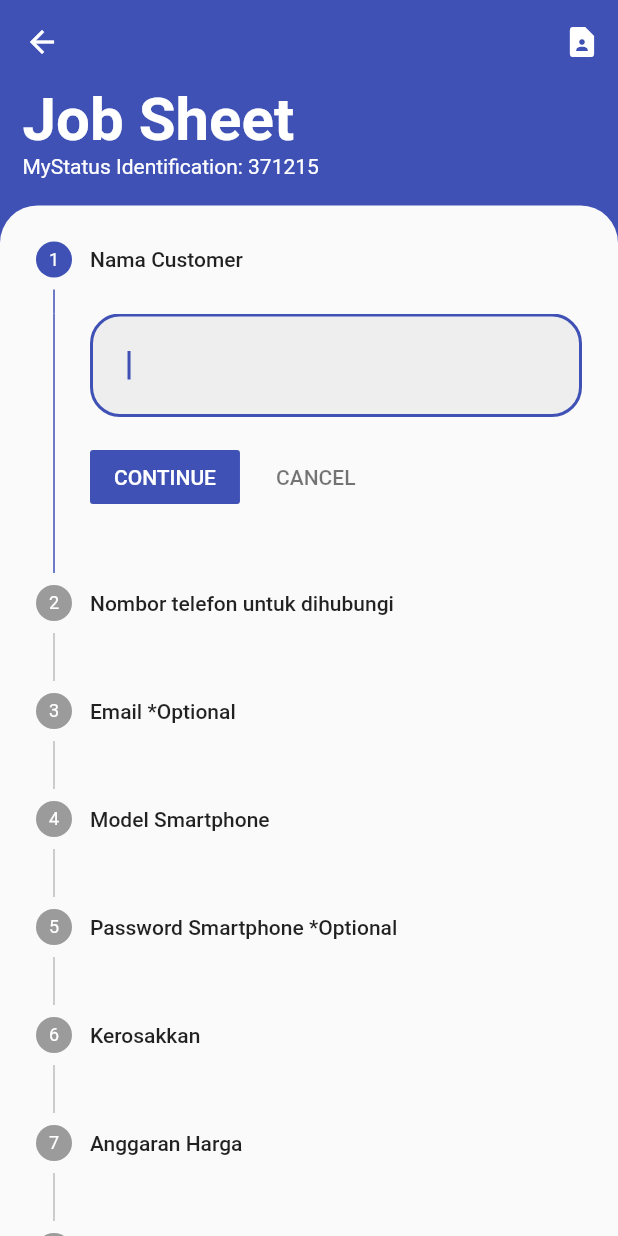
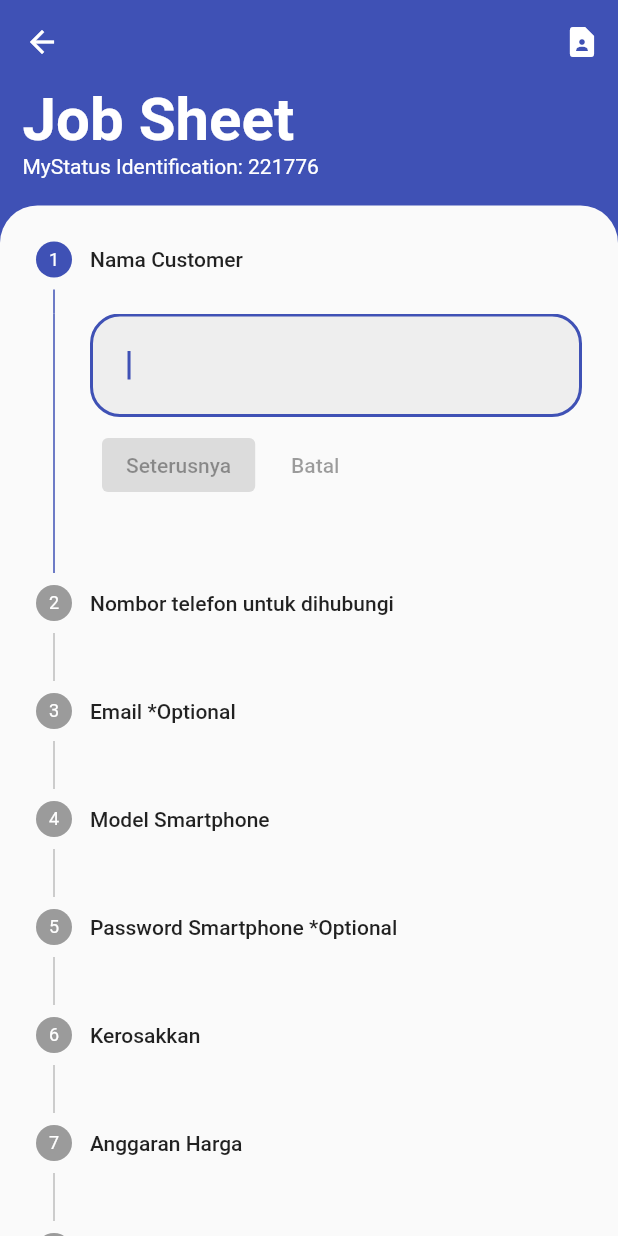
Before and after one commit to TuanPengarah/admin_panel_v2, a Flutter app: the JobsheetView screen opened by its route, after a tap on the "contact page" icon, on a phone screen of 412 x 824 dp. Run offline on Flutter 3.47's test engine with Material 2 defaults, Android fonts, the phone set to English and light mode, and no system bars; our stand-ins replace cloud_firestore, firebase_auth, firebase_core, fl_chart, flutter_native_contact_picker, get and 5 more; missing offline and left inert: esc_pos_bluetooth, esc_pos_utils, flutter_advanced_avatar, flutter_bluetooth_basic; accounts and stored records are empty.

Commit message:
Add BM text on stepper More improvement on Jobsheet controll and UI Fix dark mode theme Initialize contact picker Add generate MySID
Signed-off-by: Akid Fikri Azhar <akidfikriazhar@gmail.com>

```diff
--- a/lib/config/theme_data.dart
+++ b/lib/config/theme_data.dart
@@ -32,6 +32,11 @@ class MyThemes {
     appBarTheme: AppBarTheme(
       brightness: Brightness.dark,
     ),
+    cardTheme: CardTheme(
+      shape: RoundedRectangleBorder(
+        borderRadius: BorderRadius.circular(25),
+      ),
+    ),
     inputDecorationTheme: InputDecorationTheme(
       filled: true,
       fillColor: Colors.grey.shade200,
@@ -51,6 +56,23 @@ class MyThemes {
           width: 2,
         ),
       ),
+      errorBorder: OutlineInputBorder(
+        borderRadius: BorderRadius.circular(20),
+        borderSide: BorderSide(
+          color: Colors.amber.shade900,
+        ),
+      ),
+      focusedErrorBorder: OutlineInputBorder(
+        borderRadius: BorderRadius.circular(20),
+        borderSide: BorderSide(
+          color: Colors.amber.shade900,
+          width: 2,
+        ),
+      ),
+      errorStyle: TextStyle(
+        color: Colors.amber.shade900,
+        fontWeight: FontWeight.bold,
+      ),
     ),
   );
   static ThemeData darkTheme = ThemeData(
@@ -61,9 +83,18 @@ class MyThemes {
     appBarTheme: AppBarTheme(
       brightness: Brightness.dark,
     ),
+    canvasColor: Color(0xff131313),
+    bottomNavigationBarTheme:
+        BottomNavigationBarThemeData(backgroundColor: Color(0xff131313)),
+    cardTheme: CardTheme(
+      color: Colors.grey.shade900,
+      shape: RoundedRectangleBorder(
+        borderRadius: BorderRadius.circular(25),
+      ),
+    ),
     inputDecorationTheme: InputDecorationTheme(
       filled: true,
-      fillColor: Colors.grey.shade800,
+      fillColor: Colors.grey.shade900,
       contentPadding: EdgeInsets.symmetric(vertical: 25, horizontal: 25),
       border: OutlineInputBorder(
         borderRadius: BorderRadius.circular(20),
@@ -80,6 +111,23 @@ class MyThemes {
           width: 2,
         ),
       ),
+      errorBorder: OutlineInputBorder(
+        borderRadius: BorderRadius.circular(20),
+        borderSide: BorderSide(
+          color: Colors.amber.shade900,
+        ),
+      ),
+      focusedErrorBorder: OutlineInputBorder(
+        borderRadius: BorderRadius.circular(20),
+        borderSide: BorderSide(
+          color: Colors.amber.shade900,
+          width: 2,
+        ),
+      ),
+      errorStyle: TextStyle(
+        color: Colors.amber.shade900,
+        fontWeight: FontWeight.bold,
+      ),
     ),
   );
 }
--- a/lib/home/page/customer_page.dart
+++ b/lib/home/page/customer_page.dart
@@ -19,6 +19,7 @@ class CustomerPage extends StatelessWidget {
                   controller: _customerController.searchController,
                   autofocus: true,
                   style: TextStyle(color: Colors.white),
+                  textInputAction: TextInputAction.search,
                   cursorColor: Colors.white,
                   onChanged: (text) => _customerController.getCustomerDetails(),
                   decoration: InputDecoration(
--- a/lib/jobsheet/controller/jobsheet_controller.dart
+++ b/lib/jobsheet/controller/jobsheet_controller.dart
@@ -1,6 +1,9 @@
+import 'dart:math';
 import 'package:admin_panel/config/haptic_feedback.dart';
 import 'package:flutter/material.dart';
+import 'package:flutter_native_contact_picker/flutter_native_contact_picker.dart';
 import 'package:get/get.dart';
+import 'package:flutter/foundation.dart' show kIsWeb;
 
 class JobsheetController extends GetxController {
   final namaCust = TextEditingController();
@@ -12,24 +15,113 @@ class JobsheetController extends GetxController {
   final harga = TextEditingController();
   final remarks = TextEditingController();
 
+  final FlutterContactPicker _contactPicker = new FlutterContactPicker();
+
+  var errNama = false.obs;
+  var errNoPhone = false.obs;
+  var errModel = false.obs;
+  var errKerosakkan = false.obs;
+  var errPrice = false.obs;
+
   var currentSteps = 0.obs;
+
+  var mySID = ''.obs;
+
+  @override
+  void onInit() {
+    generateMySID();
+    super.onInit();
+  }
+
+  Future<bool> exitJobSheet() async {
+    bool result = false;
+    if (namaCust.text.isNotEmpty) {
+      await Get.dialog(
+        AlertDialog(
+          title: Text('Anda pasti untuk keluar?'),
+          content: Text(
+              'Segala maklumat yang telah anda masukkan di Jobsheet ini akan di padam!'),
+          actions: [
+            TextButton(
+              onPressed: () {
+                result = false;
+                Get.back();
+              },
+              child: Text('Batal'),
+            ),
+            TextButton(
+              onPressed: () {
+                result = true;
+                Get.back();
+              },
+              child: Text(
+                'Keluar',
+                style: TextStyle(
+                  color: Colors.red,
+                ),
+              ),
+            ),
+          ],
+        ),
+      );
+    } else {
+      result = true;
+    }
+    return result;
+  }
+
+  void generateMySID() {
+    var random = Random();
+    String converter = random.nextInt(999999).toString().padLeft(6, '0');
+    mySID.value = converter;
+  }
 
   void nextStep() {
     Haptic.feedbackClick();
     if (currentSteps.value == 0) {
-      currentSteps.value++;
+      if (namaCust.text.isEmpty) {
+        Haptic.feedbackError();
+        errNama.value = true;
+      } else {
+        currentSteps.value++;
+        errNama.value = false;
+      }
     } else if (currentSteps.value == 1) {
-      currentSteps.value++;
+      if (noPhone.text.isEmpty) {
+        Haptic.feedbackError();
+        errNoPhone.value = true;
+      } else {
+        currentSteps.value++;
+        errNoPhone.value = false;
+      }
     } else if (currentSteps.value == 2) {
       currentSteps.value++;
     } else if (currentSteps.value == 3) {
-      currentSteps.value++;
+      if (modelPhone.text.isEmpty) {
+        errModel.value = true;
+        Haptic.feedbackError();
+      } else {
+        currentSteps.value++;
+        errModel.value = false;
+      }
     } else if (currentSteps.value == 4) {
       currentSteps.value++;
     } else if (currentSteps.value == 5) {
-      currentSteps.value++;
+      if (kerosakkan.text.isEmpty) {
+        errKerosakkan.value = true;
+        Haptic.feedbackError();
+      } else {
+        currentSteps.value++;
+        errKerosakkan.value = false;
+      }
     } else if (currentSteps.value == 6) {
-      currentSteps.value++;
+      if (harga.text.isEmpty) {
+        Haptic.feedbackError();
+        errPrice.value = true;
+      } else {
+        currentSteps.value++;
+        errPrice.value = false;
+      }
     } else if (currentSteps.value == 7) {
       Get.back();
     }
@@ -40,12 +132,35 @@ class JobsheetController extends GetxController {
     if (currentSteps.value > 0) {
       currentSteps.value = currentSteps.value - 1;
     } else {
-      Get.back();
+      currentSteps.value = 0;
     }
   }
 
   void stepTap(int index) {
-    currentSteps.value = index;
     Get.focusScope.unfocus();
   }
+
+  void selectContact() async {
+    if (kIsWeb) {
+      Get.dialog(
+        AlertDialog(
+          title: Text('Opps kesalahan telah berlaku'),
+          content: Text(
+              'Fungsi ini hanya boleh digunakan pada Android dan iOS sahaja!'),
+          actions: [
+            TextButton(
+              onPressed: () => Get.back(),
+              child: Text('Okayy'),
+            ),
+          ],
+        ),
+      );
+    } else {
+      final contact = await _contactPicker.selectContact();
+      if (contact != null) {
+        namaCust.text = contact.fullName;
+        noPhone.text = contact.phoneNumbers.first;
+      }
+    }
+  }
 }
--- a/lib/jobsheet/view/jobsheet_view.dart
+++ b/lib/jobsheet/view/jobsheet_view.dart
@@ -15,7 +15,9 @@ class JobsheetView extends StatelessWidget {
 
   @override
   Widget build(BuildContext context) {
-    return Scaffold(
+    return WillPopScope(
+      onWillPop: () async => await _jobsheetController.exitJobSheet(),
+      child: Scaffold(
         backgroundColor:
             Get.isDarkMode ? Colors.black : Theme.of(context).primaryColor,
         appBar: AppBar(
@@ -24,7 +26,7 @@ class JobsheetView extends StatelessWidget {
           elevation: 0,
           actions: [
             IconButton(
-            onPressed: () {},
+              onPressed: () => _jobsheetController.selectContact(),
               icon: Icon(Icons.contact_page),
             ),
           ],
@@ -47,12 +49,12 @@ class JobsheetView extends StatelessWidget {
                             fontSize: 40,
                             fontWeight: FontWeight.bold),
                       ),
-                    Text(
-                      'MyStatus Identification: 371215',
+                      Obx(() => Text(
+                            'MyStatus Identification: ${_jobsheetController.mySID.value}',
                             style: TextStyle(
                               color: Colors.white,
                             ),
-                    ),
+                          )),
                       SizedBox(height: 18),
                     ],
                   ),
@@ -63,7 +65,9 @@ class JobsheetView extends StatelessWidget {
                   onTap: () => Get.focusScope.unfocus(),
                   child: Container(
                     decoration: BoxDecoration(
-                    color: Theme.of(context).scaffoldBackgroundColor,
+                      color: Get.isDarkMode
+                          ? Color(0xff131313)
+                          : Get.theme.scaffoldBackgroundColor,
                       borderRadius: BorderRadius.only(
                         topLeft: Radius.circular(25),
                         topRight: Radius.circular(25),
@@ -75,11 +79,31 @@ class JobsheetView extends StatelessWidget {
                         currentStep: _jobsheetController.currentSteps.value,
                         onStepTapped: (index) =>
                             _jobsheetController.stepTap(index),
+                        controlsBuilder: (BuildContext context,
+                            {VoidCallback onStepContinue,
+                            VoidCallback onStepCancel}) {
+                          return Row(
+                            children: <Widget>[
+                              TextButton(
+                                onPressed: onStepContinue,
+                                child: ElevatedButton(
+                                  onPressed: onStepContinue,
+                                  child: Text('Seterusnya'),
+                                ),
+                              ),
+                              TextButton(
+                                onPressed: onStepCancel,
+                                child: Text('Batal'),
+                              ),
+                            ],
+                          );
+                        },
                         onStepContinue: () => _jobsheetController.nextStep(),
                         onStepCancel: () => _jobsheetController.previousStep(),
                         steps: [
                           Step(
-                          isActive: _jobsheetController.currentSteps.value <= 0,
+                            isActive:
+                                _jobsheetController.currentSteps.value <= 0,
                             content: TextField(
                               autofocus: true,
                               controller: _jobsheetController.namaCust,
@@ -89,13 +113,20 @@ class JobsheetView extends StatelessWidget {
                                 _jobsheetController.nextStep();
                                 context.nextEditableTextFocus();
                               },
+                              decoration: InputDecoration(
+                                errorText:
+                                    _jobsheetController.errNama.value == true
+                                        ? 'Sila masukkan nama pelanggan'
+                                        : null,
+                              ),
                             ),
                             title: Text(
                               'Nama Customer',
                             ),
                           ),
                           Step(
-                          isActive: _jobsheetController.currentSteps.value == 1,
+                            isActive:
+                                _jobsheetController.currentSteps.value == 1,
                             content: TextField(
                               autofocus: true,
                               controller: _jobsheetController.noPhone,
@@ -105,13 +136,21 @@ class JobsheetView extends StatelessWidget {
                                 _jobsheetController.nextStep();
                                 context.nextEditableTextFocus();
                               },
+                              decoration: InputDecoration(
+                                errorText: _jobsheetController
+                                            .errNoPhone.value ==
+                                        true
+                                    ? 'Sila masukkan nombor telefon pelanggan'
+                                    : null,
+                              ),
                             ),
                             title: Text(
                               'Nombor telefon untuk dihubungi',
                             ),
                           ),
                           Step(
-                          isActive: _jobsheetController.currentSteps.value == 2,
+                            isActive:
+                                _jobsheetController.currentSteps.value == 2,
                             content: TextField(
                               controller: _jobsheetController.email,
                               textInputAction: TextInputAction.next,
@@ -126,7 +165,8 @@ class JobsheetView extends StatelessWidget {
                             ),
                           ),
                           Step(
-                          isActive: _jobsheetController.currentSteps.value == 3,
+                            isActive:
+                                _jobsheetController.currentSteps.value == 3,
                             content: TextField(
                               controller: _jobsheetController.modelPhone,
                               textInputAction: TextInputAction.next,
@@ -135,13 +175,20 @@ class JobsheetView extends StatelessWidget {
                                 _jobsheetController.nextStep();
                                 context.nextEditableTextFocus();
                               },
+                              decoration: InputDecoration(
+                                errorText:
+                                    _jobsheetController.errModel.value == true
+                                        ? 'Sila masukkan model peranti'
+                                        : null,
+                              ),
                             ),
                             title: Text(
                               'Model Smartphone',
                             ),
                           ),
                           Step(
-                          isActive: _jobsheetController.currentSteps.value == 4,
+                            isActive:
+                                _jobsheetController.currentSteps.value == 4,
                             content: TextField(
                               controller: _jobsheetController.passPhone,
                               textInputAction: TextInputAction.next,
@@ -156,22 +203,28 @@ class JobsheetView extends StatelessWidget {
                             ),
                           ),
                           Step(
-                          isActive: _jobsheetController.currentSteps.value == 5,
+                            isActive:
+                                _jobsheetController.currentSteps.value == 5,
                             content: TextField(
                               controller: _jobsheetController.kerosakkan,
-                            textInputAction: TextInputAction.next,
+                              textInputAction: TextInputAction.newline,
                               textCapitalization: TextCapitalization.sentences,
-                            onEditingComplete: () {
-                              _jobsheetController.nextStep();
-                              context.nextEditableTextFocus();
-                            },
+                              maxLines: 3,
+                              decoration: InputDecoration(
+                                errorText:
+                                    _jobsheetController.errKerosakkan.value ==
+                                            true
+                                        ? 'Sila masukkan jenis kerosakkan'
+                                        : null,
+                              ),
                             ),
                             title: Text(
                               'Kerosakkan',
                             ),
                           ),
                           Step(
-                          isActive: _jobsheetController.currentSteps.value == 6,
+                            isActive:
+                                _jobsheetController.currentSteps.value == 6,
                             content: TextField(
                               controller: _jobsheetController.harga,
                               textInputAction: TextInputAction.next,
@@ -180,22 +233,26 @@ class JobsheetView extends StatelessWidget {
                                 _jobsheetController.nextStep();
                                 context.nextEditableTextFocus();
                               },
+                              decoration: InputDecoration(
+                                errorText:
+                                    _jobsheetController.errPrice.value == true
+                                        ? 'Sila masukkan anggaran harga'
+                                        : null,
+                              ),
                             ),
                             title: Text(
                               'Anggaran Harga',
                             ),
                           ),
                           Step(
-                          isActive: _jobsheetController.currentSteps.value == 7,
+                            isActive:
+                                _jobsheetController.currentSteps.value == 7,
                             content: TextField(
                                 controller: _jobsheetController.remarks,
-                            textInputAction: TextInputAction.done,
-                            textCapitalization: TextCapitalization.sentences,
-                            onEditingComplete: () {
-                              _jobsheetController.nextStep();
-                              Get.focusScope.unfocus();
-                            },
-                          ),
+                                textInputAction: TextInputAction.newline,
+                                textCapitalization:
+                                    TextCapitalization.sentences,
+                                maxLines: 5),
                             title: Text(
                               'Remarks',
                             ),
@@ -209,6 +266,7 @@ class JobsheetView extends StatelessWidget {
             ],
           ),
         ),
+      ),
     );
   }
 }
--- a/pubspec.yaml
+++ b/pubspec.yaml
@@ -38,6 +38,10 @@ dependencies:
   # I/O
   get_storage: ^2.0.3
 
+  # Data Models
+  intl: ^0.17.0
+  flutter_native_contact_picker: ^0.0.3
+
 dev_dependencies:
   flutter_test:
     sdk: flutter
```
Also changed, not shown: lib/home/controller/home_controller.dart (+7 -1 lines), lib/home/page/dashboard_page.dart (+8 -6 lines), pubspec.lock. Lines whose indentation alone changed are shown as unchanged.
